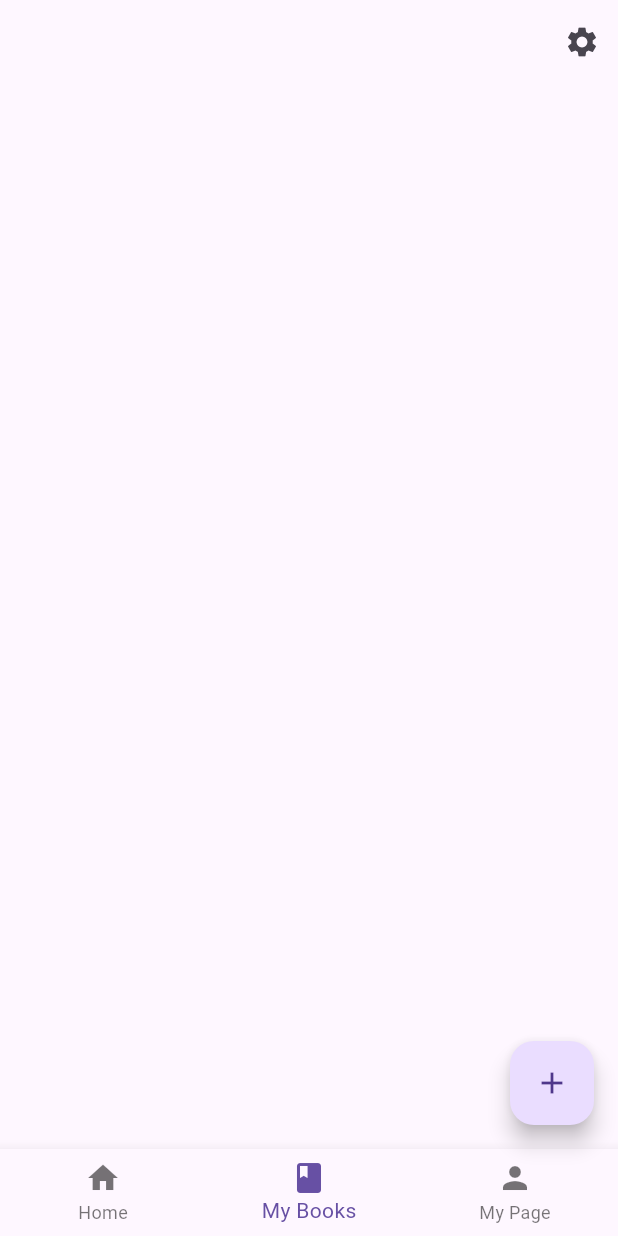
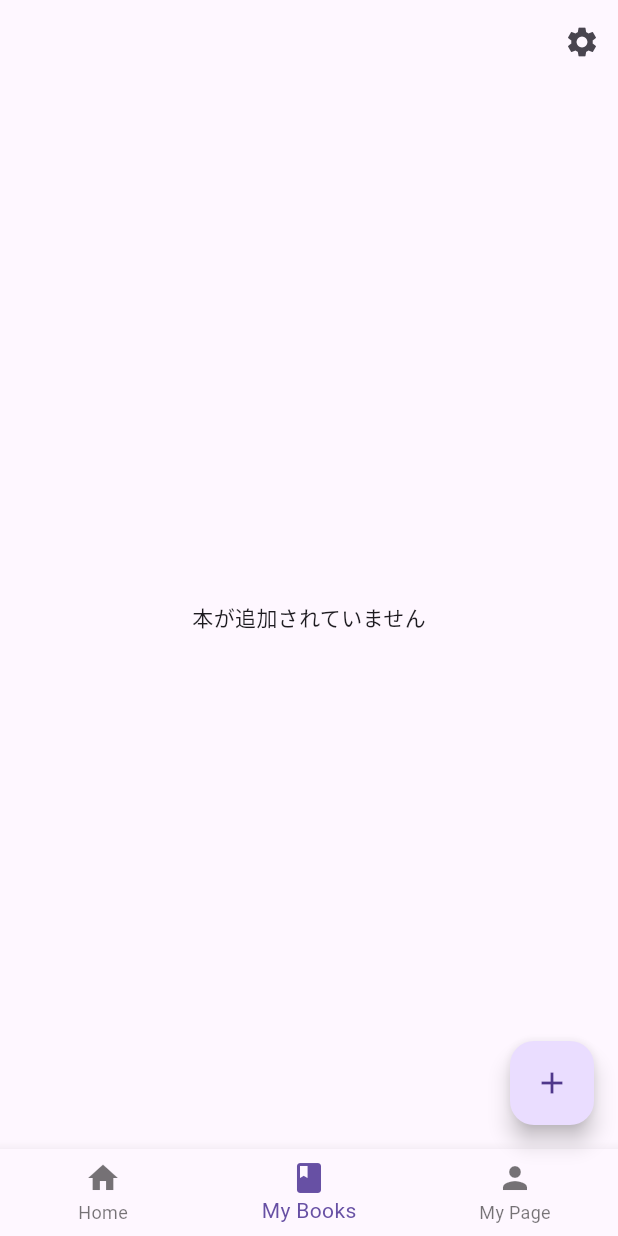
Before and after one commit to Haruki1090/Books-Rater, a Flutter app: the Home screen opened directly, item 2 of the bottom bar chosen, on a phone screen of 412 x 824 dp. Run offline on Flutter 3.47's test engine with Material 3 defaults, Android fonts, the phone set to English and light mode, and no system bars; our stand-ins replace cloud_firestore, firebase_auth, firebase_core, firebase_storage, flutter_riverpod, freezed_annotation and 1 more; accounts and stored records are empty; generated files the repository leaves out were written again.

Commit message:
ユーザーのログイン状況をStreamで管理

```diff
--- a/lib/home.dart
+++ b/lib/home.dart
@@ -1,5 +1,6 @@
 import 'package:books_rater/posting_new_book.dart';
 import 'package:books_rater/setting_page.dart';
+import 'package:books_rater/sign_in_page.dart';
 import 'package:flutter/material.dart';
 import 'package:flutter_riverpod/flutter_riverpod.dart';
 import 'package:firebase_auth/firebase_auth.dart';
@@ -97,6 +98,8 @@ class _HomeState extends ConsumerState<Home> {
 
   @override
   Widget build(BuildContext context) {
+    final user = ref.watch(authControllerProvider);
+    final authController = ref.watch(authControllerProvider.notifier);
     return Scaffold(
       appBar: AppBar(
         actions: [
--- a/lib/my_books_tab.dart
+++ b/lib/my_books_tab.dart
@@ -1,47 +1,57 @@
 import 'package:books_rater/book_data.dart';
+import 'package:books_rater/sign_in_page.dart';
+import 'package:cloud_firestore/cloud_firestore.dart';
 import 'package:flutter/material.dart';
 import 'package:flutter_riverpod/flutter_riverpod.dart';
-import 'package:cloud_firestore/cloud_firestore.dart';
-import 'package:firebase_auth/firebase_auth.dart';
+import 'package:intl/intl.dart';
 
-final booksStreamProvider = StreamProvider<List<BookData>>((ref) {
-  final user = FirebaseAuth.instance.currentUser;
-  print(user);
-  if (user == null) {
-    return Stream.value([]);
-  }
-  return FirebaseFirestore.instance
-      .collection('users')
-      .doc(user.email)
-      .collection('books')
-      .snapshots()
-      .map((snapshot) => snapshot.docs
-      .map((doc) => BookData.fromJson(doc.data() as Map<String, dynamic>))
-      .toList());
-});
 
-class MyBooksTab extends ConsumerWidget {
+class MyBooksTab extends ConsumerStatefulWidget {
   const MyBooksTab({Key? key}) : super(key: key);
 
   @override
-  Widget build(BuildContext context, WidgetRef ref) {
-    final asyncBooks = ref.watch(booksStreamProvider);
+  _MyBooksTabState createState() => _MyBooksTabState();
+}
 
+final myBooksStreamProvider = StreamProvider.autoDispose<List<BookData>>((ref) {
+  final userCredential = ref.watch(authControllerProvider);
+  if (userCredential == null) {
+    throw Exception('User not logged in');
+  } else {
+    final collection = FirebaseFirestore.instance
+        .collection('users')
+        .doc(userCredential.email)
+        .collection('books');
+    final stream = collection.snapshots().map(
+        (e) => e.docs.map((e) => BookData.fromJson(e.data())).toList()
+    );
+    return stream;
+}
+});
+
+class _MyBooksTabState extends ConsumerState<MyBooksTab> {
+  @override
+  Widget build(BuildContext context) {
+    final booksData = ref.watch(myBooksStreamProvider);
     return Scaffold(
-      body: asyncBooks.when(
-        data: (books) => ListView.builder(
+      body: booksData.when(
+        data: (books) {
+          if (books.isEmpty) {
+            // 本のリストが空の場合、メッセージを表示
+            return Center(child: Text('本が追加されていません'));
+          } else {
+            // 本のリストにデータがある場合、リストを表示
+            return ListView.builder(
               itemCount: books.length,
               itemBuilder: (context, index) {
                 final book = books[index];
                 return InkWell(
                   onTap: () {
-                // タップされたときの機能をここに実装
-                // 例: 詳細ページへのナビゲーションやダイアログの表示など
+                    // 本がタップされたときの処理
                   },
                   child: Card(
                     child: Row(
                       children: [
-                    // 左側のテキスト情報
                         Expanded(
                           child: Padding(
                             padding: const EdgeInsets.all(8.0),
@@ -53,27 +63,35 @@ class MyBooksTab extends ConsumerWidget {
                                   style: TextStyle(fontSize: 18, fontWeight: FontWeight.bold),
                                 ),
                                 SizedBox(height: 8),
-                            Text("作成日: ${book.createdAt.toString()}"),
-                            SizedBox(height: 8),
+                                Text("作成日: ${DateFormat('yyyy-MM-dd').format(book.createdAt)}"),
+                                SizedBox(height: 30),
                                 Text(book.description),
                               ],
                             ),
                           ),
                         ),
-                    // 右側のサムネイル画像
-                    Container(
-                      width: 120, // 画像の幅を指定
-                      height: 180, // 画像の高さを指定
+                        Padding(
+                          padding: const EdgeInsets.all(8.0),
+                          child: ClipRRect(
+                            borderRadius: BorderRadius.circular(10.0),
+                            child: Container(
+                              width: 120,
+                              height: 180,
                               child: Image.network(book.bookImageUrl, fit: BoxFit.cover),
                             ),
+                          ),
+                        ),
+
                       ],
                     ),
                   ),
                 );
               },
-        ),
+            );
+          }
+        },
         loading: () => const Center(child: CircularProgressIndicator()),
-        error: (error, stack) => Center(child: Text('エラーが発生しました: $error')),
+        error: (e, _) => Center(child: Text('エラーが発生しました: $e')),
       ),
     );
   }
```
Also changed, not shown: lib/firestore_service.dart (+0 -19 lines), lib/sign_in_page.dart (+21 -2 lines). Lines whose indentation alone changed are shown as unchanged.
